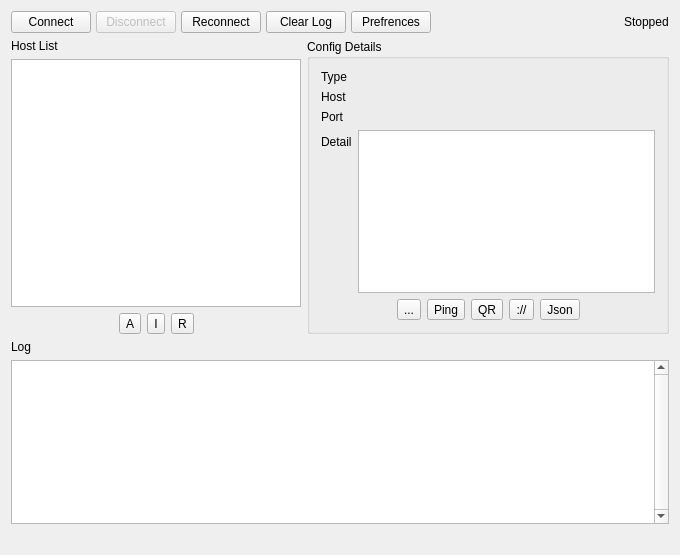
Before: the Qt Designer form src/ui/w_MainWindow.ui in darsvador/qvssr, drawn with Qt 5.
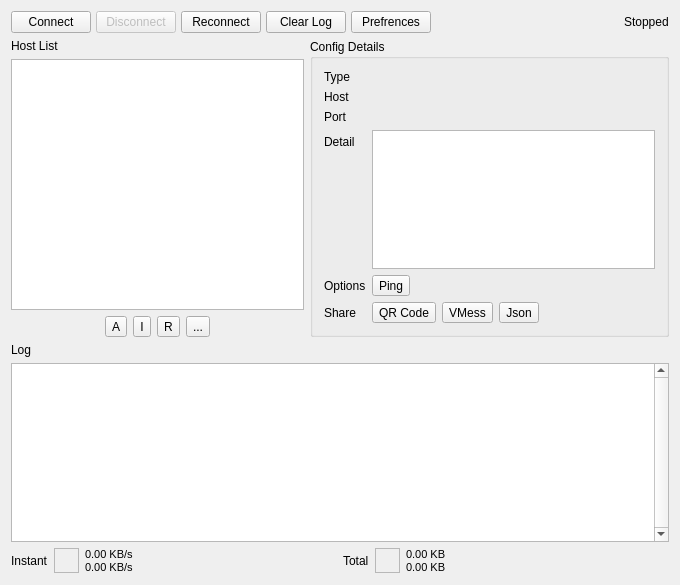
After: the same form once the commit is applied. Icons and pictures are not drawn.

The edit to the form file:
```diff
--- a/src/ui/w_MainWindow.ui
+++ b/src/ui/w_MainWindow.ui
@@ -10,7 +10,7 @@
     <x>0</x>
     <y>0</y>
     <width>680</width>
-    <height>555</height>
+    <height>585</height>
    </rect>
   </property>
   <property name="sizePolicy">
@@ -19,6 +19,12 @@
     <verstretch>0</verstretch>
    </sizepolicy>
   </property>
+  <property name="minimumSize">
+   <size>
+    <width>680</width>
+    <height>585</height>
+   </size>
+  </property>
   <property name="windowTitle">
    <string>Qv2ray</string>
   </property>
@@ -35,15 +41,322 @@
      <height>530</height>
     </size>
    </property>
-   <layout class="QGridLayout" name="gridLayout" columnstretch="4,5">
-    <item row="4" column="0">
+   <layout class="QGridLayout" name="gridLayout" rowstretch="0,6,4,0" columnstretch="9,11">
+    <item row="2" column="0" colspan="2">
+     <layout class="QVBoxLayout" name="verticalLayout_2">
+      <item>
      <widget class="QLabel" name="label_10">
       <property name="text">
        <string>Log</string>
       </property>
      </widget>
     </item>
+      <item>
+       <widget class="QTextBrowser" name="logText">
+        <property name="verticalScrollBarPolicy">
+         <enum>Qt::ScrollBarAlwaysOn</enum>
+        </property>
+        <property name="lineWrapMode">
+         <enum>QTextEdit::NoWrap</enum>
+        </property>
+        <property name="openLinks">
+         <bool>false</bool>
+        </property>
+       </widget>
+      </item>
+     </layout>
+    </item>
+    <item row="1" column="1">
+     <widget class="QGroupBox" name="groupBox">
+      <property name="title">
+       <string>Config Details</string>
+      </property>
+      <layout class="QFormLayout" name="formLayout">
+       <item row="0" column="0">
+        <widget class="QLabel" name="label_2">
+         <property name="text">
+          <string>Type</string>
+         </property>
+        </widget>
+       </item>
+       <item row="0" column="1">
+        <widget class="QLabel" name="_OutBoundTypeLabel">
+         <property name="text">
+          <string/>
+         </property>
+        </widget>
+       </item>
+       <item row="1" column="0">
+        <widget class="QLabel" name="label">
+         <property name="text">
+          <string>Host</string>
+         </property>
+        </widget>
+       </item>
+       <item row="1" column="1">
+        <widget class="QLabel" name="_hostLabel">
+         <property name="text">
+          <string/>
+         </property>
+        </widget>
+       </item>
     <item row="2" column="0">
+        <widget class="QLabel" name="label_3">
+         <property name="text">
+          <string>Port</string>
+         </property>
+        </widget>
+       </item>
+       <item row="2" column="1">
+        <widget class="QLabel" name="_portLabel">
+         <property name="text">
+          <string/>
+         </property>
+        </widget>
+       </item>
+       <item row="3" column="0">
+        <widget class="QLabel" name="label_4">
+         <property name="text">
+          <string>Detail</string>
+         </property>
+        </widget>
+       </item>
+       <item row="5" column="0">
+        <widget class="QLabel" name="label_7">
+         <property name="text">
+          <string>Share</string>
+         </property>
+        </widget>
+       </item>
+       <item row="5" column="1">
+        <layout class="QHBoxLayout" name="horizontalLayout_3">
+         <item>
+          <widget class="QToolButton" name="shareQRButton">
+           <property name="text">
+            <string>QR Code</string>
+           </property>
+          </widget>
+         </item>
+         <item>
+          <widget class="QToolButton" name="shareVMessButton">
+           <property name="text">
+            <string>VMess</string>
+           </property>
+          </widget>
+         </item>
+         <item>
+          <widget class="QToolButton" name="editJsonBtn">
+           <property name="text">
+            <string>Json</string>
+           </property>
+          </widget>
+         </item>
+         <item>
+          <spacer name="horizontalSpacer_4">
+           <property name="orientation">
+            <enum>Qt::Horizontal</enum>
+           </property>
+           <property name="sizeHint" stdset="0">
+            <size>
+             <width>40</width>
+             <height>20</height>
+            </size>
+           </property>
+          </spacer>
+         </item>
+        </layout>
+       </item>
+       <item row="3" column="1">
+        <widget class="QTextBrowser" name="detailInfoTxt">
+         <property name="lineWrapMode">
+          <enum>QTextEdit::NoWrap</enum>
+         </property>
+        </widget>
+       </item>
+       <item row="4" column="0">
+        <widget class="QLabel" name="label_9">
+         <property name="text">
+          <string>Options</string>
+         </property>
+        </widget>
+       </item>
+       <item row="4" column="1">
+        <layout class="QHBoxLayout" name="horizontalLayout_4">
+         <item>
+          <widget class="QToolButton" name="pingTestBtn">
+           <property name="text">
+            <string>Ping</string>
+           </property>
+          </widget>
+         </item>
+         <item>
+          <spacer name="horizontalSpacer_9">
+           <property name="orientation">
+            <enum>Qt::Horizontal</enum>
+           </property>
+           <property name="sizeHint" stdset="0">
+            <size>
+             <width>40</width>
+             <height>20</height>
+            </size>
+           </property>
+          </spacer>
+         </item>
+        </layout>
+       </item>
+      </layout>
+     </widget>
+    </item>
+    <item row="3" column="0" colspan="2">
+     <layout class="QGridLayout" name="gridLayout_2" columnminimumwidth="1,1">
+      <item row="0" column="0">
+       <layout class="QHBoxLayout" name="horizontalLayout_5">
+        <item>
+         <widget class="QLabel" name="label_5">
+          <property name="text">
+           <string>Instant</string>
+          </property>
+         </widget>
+        </item>
+        <item>
+         <widget class="QFrame" name="updownImageBox">
+          <property name="sizePolicy">
+           <sizepolicy hsizetype="Fixed" vsizetype="Fixed">
+            <horstretch>32</horstretch>
+            <verstretch>32</verstretch>
+           </sizepolicy>
+          </property>
+          <property name="minimumSize">
+           <size>
+            <width>25</width>
+            <height>25</height>
+           </size>
+          </property>
+          <property name="styleSheet">
+           <string notr="true">border-image: url(:/icons/netspeed-arrows.svg)  0 0 0 0 stretch stretch;background-repeat: no-repeat;</string>
+          </property>
+          <property name="frameShape">
+           <enum>QFrame::StyledPanel</enum>
+          </property>
+          <property name="frameShadow">
+           <enum>QFrame::Raised</enum>
+          </property>
+         </widget>
+        </item>
+        <item>
+         <widget class="QLabel" name="netspeedLabel">
+          <property name="font">
+           <font>
+            <pointsize>8</pointsize>
+           </font>
+          </property>
+          <property name="text">
+           <string>0.00 KB/s
+0.00 KB/s</string>
+          </property>
+         </widget>
+        </item>
+        <item>
+         <spacer name="horizontalSpacer_6">
+          <property name="orientation">
+           <enum>Qt::Horizontal</enum>
+          </property>
+          <property name="sizeHint" stdset="0">
+           <size>
+            <width>40</width>
+            <height>20</height>
+           </size>
+          </property>
+         </spacer>
+        </item>
+       </layout>
+      </item>
+      <item row="0" column="1">
+       <layout class="QHBoxLayout" name="horizontalLayout_6">
+        <item>
+         <widget class="QLabel" name="label_6">
+          <property name="sizePolicy">
+           <sizepolicy hsizetype="Minimum" vsizetype="Minimum">
+            <horstretch>0</horstretch>
+            <verstretch>0</verstretch>
+           </sizepolicy>
+          </property>
+          <property name="minimumSize">
+           <size>
+            <width>0</width>
+            <height>0</height>
+           </size>
+          </property>
+          <property name="text">
+           <string>Total</string>
+          </property>
+         </widget>
+        </item>
+        <item>
+         <widget class="QFrame" name="updownImageBox_2">
+          <property name="sizePolicy">
+           <sizepolicy hsizetype="Fixed" vsizetype="Fixed">
+            <horstretch>32</horstretch>
+            <verstretch>32</verstretch>
+           </sizepolicy>
+          </property>
+          <property name="minimumSize">
+           <size>
+            <width>25</width>
+            <height>25</height>
+           </size>
+          </property>
+          <property name="styleSheet">
+           <string notr="true">border-image: url(:/icons/netspeed-arrows.svg)  0 0 0 0 stretch stretch;background-repeat: no-repeat;</string>
+          </property>
+          <property name="frameShape">
+           <enum>QFrame::StyledPanel</enum>
+          </property>
+          <property name="frameShadow">
+           <enum>QFrame::Raised</enum>
+          </property>
+         </widget>
+        </item>
+        <item>
+         <widget class="QLabel" name="dataamountLabel">
+          <property name="font">
+           <font>
+            <pointsize>8</pointsize>
+           </font>
+          </property>
+          <property name="text">
+           <string>0.00 KB
+0.00 KB</string>
+          </property>
+         </widget>
+        </item>
+        <item>
+         <spacer name="horizontalSpacer_7">
+          <property name="orientation">
+           <enum>Qt::Horizontal</enum>
+          </property>
+          <property name="sizeHint" stdset="0">
+           <size>
+            <width>40</width>
+            <height>20</height>
+           </size>
+          </property>
+         </spacer>
+        </item>
+       </layout>
+      </item>
+     </layout>
+    </item>
+    <item row="1" column="0">
+     <layout class="QVBoxLayout" name="verticalLayout">
+      <item>
+       <widget class="QLabel" name="label_8">
+        <property name="text">
+         <string>Host List</string>
+        </property>
+       </widget>
+      </item>
+      <item>
      <widget class="QListWidget" name="connectionListWidget">
       <property name="contextMenuPolicy">
        <enum>Qt::CustomContextMenu</enum>
@@ -83,7 +396,7 @@
       </property>
      </widget>
     </item>
-    <item row="3" column="0">
+      <item>
      <layout class="QHBoxLayout" name="horizontalLayout_2">
       <item>
        <spacer name="horizontalSpacer_2">
@@ -158,6 +471,20 @@
         </property>
        </widget>
       </item>
+        <item>
+         <widget class="QToolButton" name="editConfigButton">
+          <property name="toolTip">
+           <string>#EditConnection</string>
+          </property>
+          <property name="text">
+           <string>...</string>
+          </property>
+          <property name="icon">
+           <iconset resource="../../resources.qrc">
+            <normaloff>:/icons/edit_connection_btn.png</normaloff>:/icons/edit_connection_btn.png</iconset>
+          </property>
+         </widget>
+        </item>
       <item>
        <spacer name="horizontalSpacer_3">
         <property name="orientation">
@@ -173,6 +500,8 @@
       </item>
      </layout>
     </item>
+     </layout>
+    </item>
     <item row="0" column="0" colspan="2">
      <layout class="QHBoxLayout" name="horizontalLayout" stretch="1,1,0,1,0,0,0">
       <property name="spacing">
@@ -241,195 +570,6 @@
       </item>
      </layout>
     </item>
-    <item row="1" column="1" rowspan="3">
-     <widget class="QGroupBox" name="groupBox">
-      <property name="title">
-       <string>Config Details</string>
-      </property>
-      <layout class="QFormLayout" name="formLayout">
-       <item row="0" column="0">
-        <widget class="QLabel" name="label_2">
-         <property name="text">
-          <string>Type</string>
-         </property>
-        </widget>
-       </item>
-       <item row="0" column="1">
-        <widget class="QLabel" name="_OutBoundTypeLabel">
-         <property name="text">
-          <string/>
-         </property>
-        </widget>
-       </item>
-       <item row="1" column="0">
-        <widget class="QLabel" name="label">
-         <property name="text">
-          <string>Host</string>
-         </property>
-        </widget>
-       </item>
-       <item row="1" column="1">
-        <widget class="QLabel" name="_hostLabel">
-         <property name="text">
-          <string/>
-         </property>
-        </widget>
-       </item>
-       <item row="2" column="0">
-        <widget class="QLabel" name="label_3">
-         <property name="text">
-          <string>Port</string>
-         </property>
-        </widget>
-       </item>
-       <item row="2" column="1">
-        <widget class="QLabel" name="_portLabel">
-         <property name="text">
-          <string/>
-         </property>
-        </widget>
-       </item>
-       <item row="3" column="0">
-        <widget class="QLabel" name="label_4">
-         <property name="text">
-          <string>Detail</string>
-         </property>
-        </widget>
-       </item>
-       <item row="3" column="1">
-        <widget class="QTextBrowser" name="detailInfoTxt">
-         <property name="lineWrapMode">
-          <enum>QTextEdit::NoWrap</enum>
-         </property>
-        </widget>
-       </item>
-       <item row="4" column="0" colspan="2">
-        <layout class="QHBoxLayout" name="horizontalLayout_3">
-         <item>
-          <spacer name="horizontalSpacer_5">
-           <property name="orientation">
-            <enum>Qt::Horizontal</enum>
-           </property>
-           <property name="sizeHint" stdset="0">
-            <size>
-             <width>40</width>
-             <height>20</height>
-            </size>
-           </property>
-          </spacer>
-         </item>
-         <item>
-          <widget class="QToolButton" name="editConfigButton">
-           <property name="toolTip">
-            <string>#EditConnection</string>
-           </property>
-           <property name="text">
-            <string>...</string>
-           </property>
-           <property name="icon">
-            <iconset resource="../../resources.qrc">
-             <normaloff>:/icons/edit_connection_btn.png</normaloff>:/icons/edit_connection_btn.png</iconset>
-           </property>
-          </widget>
-         </item>
-         <item>
-          <widget class="QToolButton" name="pingTestBtn">
-           <property name="text">
-            <string>Ping</string>
-           </property>
-          </widget>
-         </item>
-         <item>
-          <widget class="QToolButton" name="shareQRButton">
-           <property name="text">
-            <string>QR</string>
-           </property>
-          </widget>
-         </item>
-         <item>
-          <widget class="QToolButton" name="shareVMessButton">
-           <property name="text">
-            <string>://</string>
-           </property>
-          </widget>
-         </item>
-         <item>
-          <widget class="QToolButton" name="editJsonBtn">
-           <property name="text">
-            <string>Json</string>
-           </property>
-          </widget>
-         </item>
-         <item>
-          <spacer name="horizontalSpacer_4">
-           <property name="orientation">
-            <enum>Qt::Horizontal</enum>
-           </property>
-           <property name="sizeHint" stdset="0">
-            <size>
-             <width>40</width>
-             <height>20</height>
-            </size>
-           </property>
-          </spacer>
-         </item>
-        </layout>
-       </item>
-      </layout>
-     </widget>
-    </item>
-    <item row="1" column="0">
-     <widget class="QLabel" name="label_8">
-      <property name="text">
-       <string>Host List</string>
-      </property>
-     </widget>
-    </item>
-    <item row="5" column="0" colspan="2">
-     <widget class="QTextBrowser" name="logText">
-      <property name="verticalScrollBarPolicy">
-       <enum>Qt::ScrollBarAlwaysOn</enum>
-      </property>
-      <property name="lineWrapMode">
-       <enum>QTextEdit::NoWrap</enum>
-      </property>
-      <property name="openLinks">
-       <bool>false</bool>
-      </property>
-     </widget>
-    </item>
-    <item row="6" column="0" colspan="2">
-     <layout class="QHBoxLayout" name="horizontalLayout_4">
-      <item>
-       <widget class="QLabel" name="speedUpLabel">
-        <property name="text">
-         <string/>
-        </property>
-       </widget>
-      </item>
-      <item>
-       <widget class="QLabel" name="speedDownLabel">
-        <property name="text">
-         <string/>
-        </property>
-       </widget>
-      </item>
-      <item>
-       <widget class="QLabel" name="totalDataUpLabel">
-        <property name="text">
-         <string/>
-        </property>
-       </widget>
-      </item>
-      <item>
-       <widget class="QLabel" name="totalDataDownLabel">
-        <property name="text">
-         <string/>
-        </property>
-       </widget>
-      </item>
-     </layout>
-    </item>
    </layout>
   </widget>
   <action name="actionEdit">
```
Lines whose indentation alone changed are shown as unchanged.
